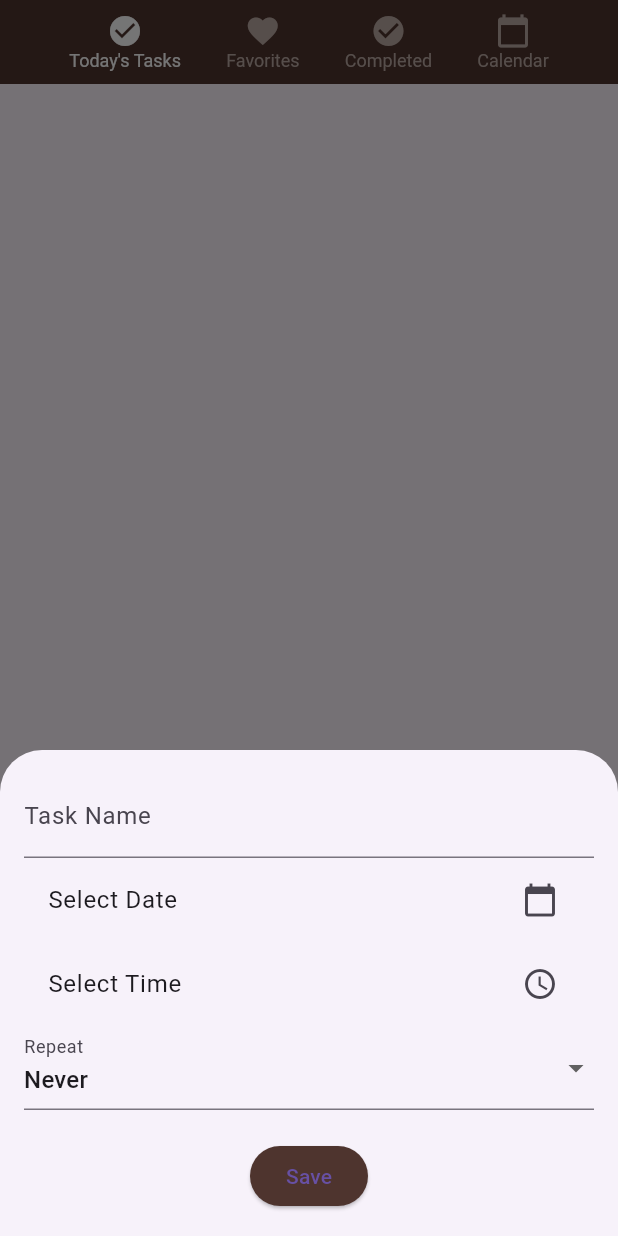
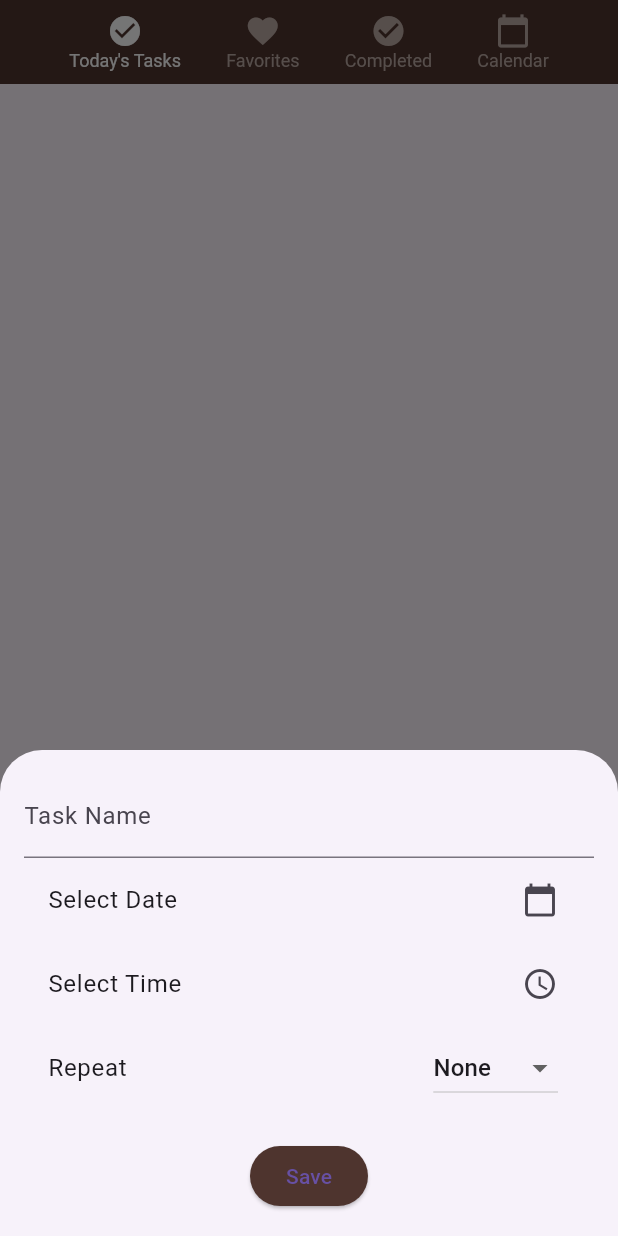
Before and after one commit to fizzzzaaa/task_management_app, a Flutter app: the TodayTaskPage screen opened directly, after a tap on the "add" icon, on a phone screen of 412 x 824 dp. Run offline on Flutter 3.47's test engine with Material 3 defaults, Android fonts, the phone set to English and light mode, and no system bars; our stand-ins replace sqflite, table_calendar; accounts and stored records are empty.

Commit message:
aliases use kr k error remove kia (completed and todaytask)

```diff
--- a/lib/completed_screen.dart
+++ b/lib/completed_screen.dart
@@ -1,7 +1,7 @@
 import 'package:flutter/material.dart';
 import 'database.dart'; // Import the database helper
 import 'task_model.dart'; // Import the Task model
-import 'todaytask.dart';
+import 'todaytask.dart' as todaytask;
 import 'favorites_screen.dart';
 import 'calendar_screen.dart';
 import 'menu.dart';
@@ -51,7 +51,7 @@ class _CompletedScreenState extends State<CompletedScreen> {
       case 0:
         Navigator.pushReplacement(
           context,
-          MaterialPageRoute(builder: (context) => TodayTaskPage()),
+          MaterialPageRoute(builder: (context) => todaytask.TodayTaskPage()),
         );
         break;
       case 1:
--- a/lib/main.dart
+++ b/lib/main.dart
@@ -1,7 +1,7 @@
 import 'package:flutter/material.dart';
 import 'database.dart'; // Import your DatabaseHelper
 import 'task_model.dart'; // Import your Task model
-import 'todaytask.dart';
+import 'todaytask.dart' as todaytask;
 import 'package:path_provider/path_provider.dart';
 import 'package:task_management_app/favorites_screen.dart' as favorites;
 import 'package:task_management_app/completed_screen.dart';
--- a/lib/todaytask.dart
+++ b/lib/todaytask.dart
@@ -1,7 +1,7 @@
 import 'package:flutter/material.dart';
 import 'package:intl/intl.dart';
-import 'database.dart'; // Import the database helper
-import 'task_model.dart'; // Import the TaskItem
+import 'database.dart';
+import 'task_model.dart';
 import 'favorites_screen.dart';
 import 'completed_screen.dart';
 import 'calendar_screen.dart';
@@ -12,8 +12,8 @@ class TodayTaskPage extends StatefulWidget {
 }
 
 class _TodayTaskPageState extends State<TodayTaskPage> {
-  List<Task> tasks = []; // Use List<TaskItem> to store tasks
-  int _selectedIndex = 0; // Track the selected index for the bottom navigation bar
+  List<Task> tasks = [];
+  int _selectedIndex = 0;
 
   @override
   void initState() {
@@ -22,26 +22,25 @@ class _TodayTaskPageState extends State<TodayTaskPage> {
   }
 
   Future<void> _loadTasksFromDatabase() async {
-    final dbHelper = DatabaseHelper(); // Create an instance of DatabaseHelper
-    final allTasks = await dbHelper.getAllTasks(); // Query all tasks from the database
+    final dbHelper = DatabaseHelper();
+    final allTasks = await dbHelper.fetchTasks(); // Updated to use fetchTasks
     setState(() {
-      tasks = allTasks; // Update the state with the fetched tasks
+      tasks = allTasks;
     });
   }
 
   void _addTask(String taskName, String date, String time, String repeat) async {
     final newTask = Task(title: taskName, date: date, time: time, repeat: repeat);
     final dbHelper = DatabaseHelper();
-    await dbHelper.insertTask(newTask); // Insert the task into the database
+    await dbHelper.insertTask(newTask);
     setState(() {
-      tasks.add(newTask); // Immediately add the new task to the list
+      tasks.add(newTask);
     });
   }
 
-  // Function to delete a task from the database and refresh the task list
   void _deleteTask(int id) async {
     final dbHelper = DatabaseHelper();
-    await dbHelper.deleteTask(id); // Delete task from the database
+    await dbHelper.deleteTask(id);
     _loadTasksFromDatabase(); // Refresh task list
   }
 
@@ -50,7 +49,7 @@ class _TodayTaskPageState extends State<TodayTaskPage> {
     String taskName = '';
     String? date;
     String? time;
-    String repeat = 'Never'; // Default repeat option
+    String repeat = 'None'; // Default repeat option
 
     showModalBottomSheet(
       context: context,
@@ -100,21 +99,22 @@ class _TodayTaskPageState extends State<TodayTaskPage> {
                     }
                   },
                 ),
-                DropdownButtonFormField<String>(
-                  decoration: InputDecoration(labelText: 'Repeat'),
+                ListTile(
+                  title: Text("Repeat"),
+                  trailing: DropdownButton<String>(
                     value: repeat,
-                  items: <String>['Never', 'Daily', 'Weekly', 'Monthly']
-                      .map((String value) {
+                    items: ['None', 'Daily', 'Weekly', 'Monthly'].map((String value) {
                       return DropdownMenuItem<String>(
                         value: value,
                         child: Text(value),
                       );
                     }).toList(),
-                  onChanged: (newValue) {
+                    onChanged: (String? newValue) {
                       setState(() {
                         repeat = newValue!;
                       });
                     },
+                  ),
                 ),
                 SizedBox(height: 20),
                 ElevatedButton(
@@ -137,10 +137,9 @@ class _TodayTaskPageState extends State<TodayTaskPage> {
     );
   }
 
-  // Function to handle bottom navigation
   void _onItemTapped(int index) {
     setState(() {
-      _selectedIndex = index; // Update the selected index
+      _selectedIndex = index;
     });
 
     switch (index) {
@@ -159,7 +158,6 @@ class _TodayTaskPageState extends State<TodayTaskPage> {
     }
   }
 
-  // Build method for rendering UI
   @override
   Widget build(BuildContext context) {
     return Scaffold(
@@ -183,7 +181,7 @@ class _TodayTaskPageState extends State<TodayTaskPage> {
             margin: EdgeInsets.all(10),
             child: ListTile(
               title: Text(tasks[index].title),
-              subtitle: Text('${tasks[index].date} at ${tasks[index].time}\nRepeats: ${tasks[index].repeat}'),
+              subtitle: Text('${tasks[index].date} at ${tasks[index].time} - ${tasks[index].repeat}'),
               trailing: PopupMenuButton<String>(
                 onSelected: (value) {
                   if (value == 'Edit') {
```
Also changed, not shown: lib/favorites_screen.dart (+7 -6 lines). Lines whose indentation alone changed are shown as unchanged.
